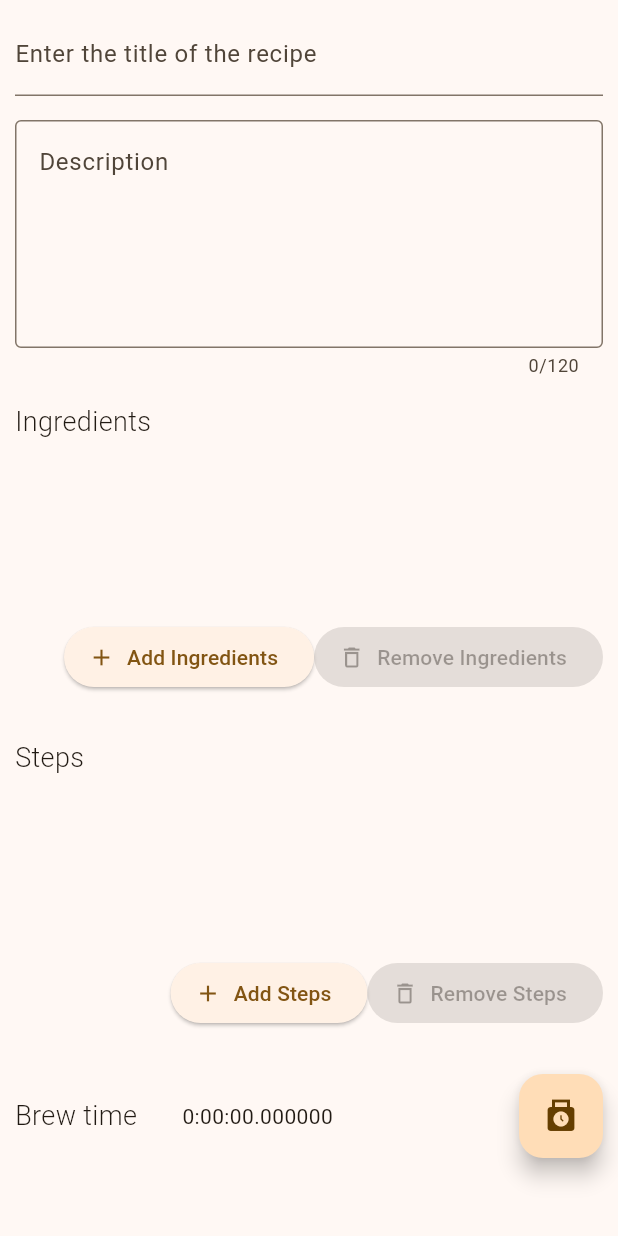
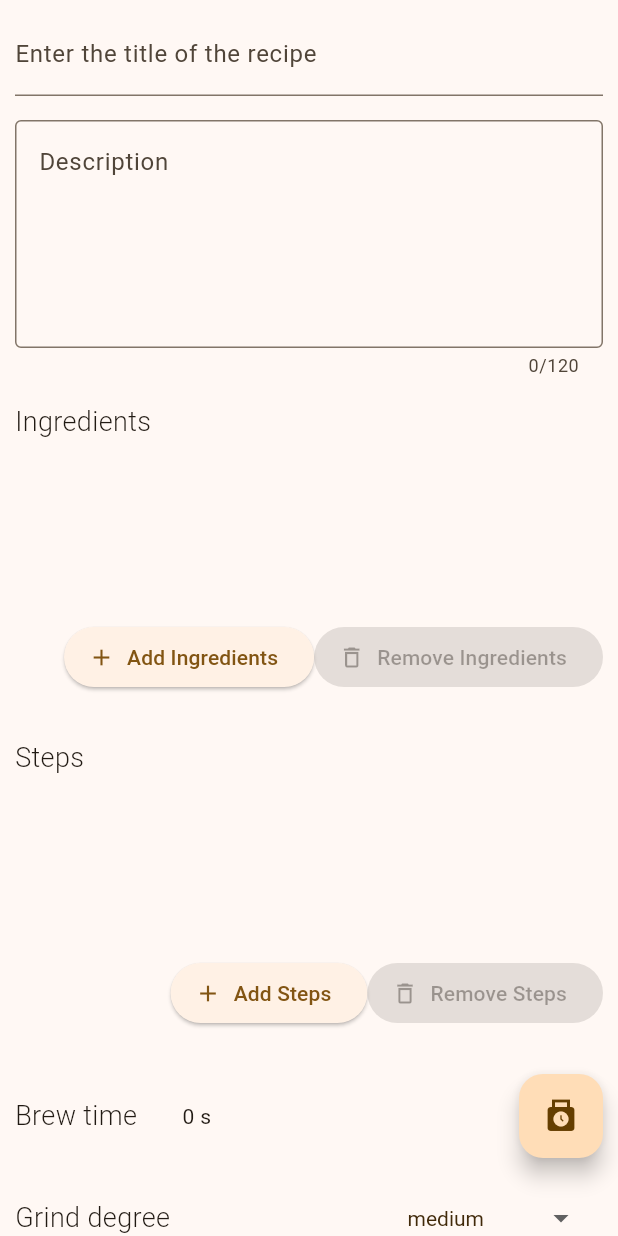
Before and after one commit to Pflipper55/CoffeeNote, a Flutter app: the AddPage widget shown alone on an empty page, opened directly, on a phone screen of 412 x 824 dp. Run offline on Flutter 3.47's test engine with Material 3 defaults, Android fonts, the light colour scheme and no system bars; our stand-ins replace flutter_riverpod, riverpod_annotation; missing offline and left inert: duration_picker.

Commit message:
grind degree

```diff
--- a/coffee_note/lib/helpers/color_helper.dart
+++ b/coffee_note/lib/helpers/color_helper.dart
@@ -1,5 +1,5 @@
 import 'package:flutter/material.dart';
 
-Color getPrimaryColor() => Color.fromARGB(255, 53, 34, 8);
+Color getPrimaryColor() => Color.fromARGB(255, 65, 42, 10);
 Color getSecondaryColor() => Color.fromARGB(255, 225, 187, 128);
 Color getWhiteSmoke() => Color.fromARGB(255, 240, 242, 239);
--- /dev/null
+++ b/coffee_note/lib/models/recipes/grind_degree.dart
@@ -0,0 +1,25 @@
+enum GrindDegree {
+  rough,
+  mediumRough,
+  medium,
+  mediumFine,
+  fine
+}
+
+extension GrindDegreeExtension on GrindDegree {
+  String get displayName {
+    switch (this) {
+      case GrindDegree.rough:
+        return "rough";
+      case GrindDegree.mediumRough:
+        return "medium rough";
+      case GrindDegree.medium:
+        return "medium";
+      case GrindDegree.mediumFine:
+        return "medium fine";
+      default:
+        return "fine";
+    }
+  }
+
+}
--- a/coffee_note/lib/models/recipes/recipe_add_form_state.dart
+++ b/coffee_note/lib/models/recipes/recipe_add_form_state.dart
@@ -1,4 +1,5 @@
 import 'package:coffee_note/models/ingredients/ingredient.dart';
+import 'package:coffee_note/models/recipes/grind_degree.dart';
 import 'package:coffee_note/models/steps/recipe_step.dart';
 
 class RecipeAddFormState {
@@ -7,8 +8,10 @@ class RecipeAddFormState {
   List<Ingredient> ingredients;
   List<RecipeStep> steps;
   Duration brewTime;
+  GrindDegree grindDegree;
   double brewTemperature;
   String notes;
+
 
   RecipeAddFormState({
     this.title = '',
@@ -16,6 +19,7 @@ class RecipeAddFormState {
     this.ingredients = const [],
     this.steps = const [],
     this.brewTime = const Duration(),
+    this.grindDegree = GrindDegree.medium,
     this.brewTemperature = 0.0,
     this.notes = '',
   });
@@ -26,6 +30,7 @@ class RecipeAddFormState {
     List<Ingredient>? ingredients,
     List<RecipeStep>? steps,
     Duration? brewTime,
+    GrindDegree? grindDegree,
     double? brewTemperature,
     String? notes,
   }) {
@@ -35,6 +40,7 @@ class RecipeAddFormState {
       ingredients: ingredients ?? this.ingredients,
       steps: steps ?? this.steps,
       brewTime: brewTime ?? this.brewTime,
+      grindDegree: grindDegree ?? this.grindDegree,
       brewTemperature: brewTemperature ?? this.brewTemperature,
       notes: notes ?? this.notes,
     );
--- a/coffee_note/lib/models/recipes/recipe_note.dart
+++ b/coffee_note/lib/models/recipes/recipe_note.dart
@@ -1,6 +1,6 @@
 import 'package:coffee_note/models/ingredients/ingredient.dart';
+import 'package:coffee_note/models/recipes/grind_degree.dart';
 import 'package:coffee_note/models/steps/recipe_step.dart';
-import 'package:const_date_time/const_date_time.dart';
 
 class RecipeNote {
   final int id;
@@ -9,6 +9,7 @@ class RecipeNote {
   final List<Ingredient> ingredients;
   final List<RecipeStep> steps;
   final Duration brewTime;
+  final GrindDegree grindDegree;
   final double brewTemperature; // In Celcius
   final String notes;
   final DateTime createdAt;
@@ -21,6 +22,7 @@ class RecipeNote {
     this.ingredients = const [],
     this.steps = const [],
     this.brewTime = const Duration(),
+    this.grindDegree = GrindDegree.medium,
     this.brewTemperature = 0.0,
     this.notes = '',
     required this.createdAt,
--- a/coffee_note/lib/pages/add_page.dart
+++ b/coffee_note/lib/pages/add_page.dart
@@ -1,3 +1,5 @@
+import 'package:coffee_note/helpers/color_helper.dart';
+import 'package:coffee_note/models/recipes/grind_degree.dart';
 import 'package:coffee_note/widgets/modals/ingredients/add_ingredient_modal.dart';
 import 'package:coffee_note/widgets/modals/ingredients/remove_ingredient_modal.dart';
 import 'package:coffee_note/widgets/modals/ingredients/update_ingredient_modal.dart';
@@ -108,7 +110,7 @@ class _AddPageState extends ConsumerState<AddPage> {
                         fontWeight: FontWeight.w300,
                       ),
                     ),
-                    Text("${ref.watch(recipeIngredientNotifierProvider).brewTime}"),
+                    Text("${ref.watch(recipeIngredientNotifierProvider).brewTime.inSeconds} s"),
                   ]
                 ),
                 FloatingActionButton(
@@ -126,7 +128,42 @@ class _AddPageState extends ConsumerState<AddPage> {
                   tooltip: "Set brew time",
                   child: Icon(Icons.punch_clock),
                 )
-
+              ]
+            ),
+            Row(
+              mainAxisAlignment: MainAxisAlignment.spaceBetween,
+              children: [
+                Text(
+                  "Grind degree",
+                  style: TextStyle(
+                    fontSize: 18,
+                    fontWeight: FontWeight.w300,
+                  ),
+                ),
+                Padding(
+                  padding: const EdgeInsets.all(16.0),
+                  child: DropdownButton<GrindDegree>(
+                    value: ref.watch(recipeIngredientNotifierProvider).grindDegree,
+                    borderRadius: BorderRadius.circular(12),
+                    items: GrindDegree.values.map((grind) {
+                      return DropdownMenuItem<GrindDegree>(
+                        value: grind,
+                        child: Text(grind.displayName),
+                      );
+                    }).toList(),
+                    onChanged: (GrindDegree? newValue) {
+                      if (newValue != null) {
+                        ref.read(recipeIngredientNotifierProvider.notifier).updateGrindDegree(newValue);
+                      }
+                    },
+                    dropdownColor: getSecondaryColor(),
+                    underline: Container(
+                      height: 2,
+                      color: getPrimaryColor(),
+                    ),
+                    style: TextStyle(color: getPrimaryColor()),
+                  ),
+                ),
               ]
             )
           ],
--- a/coffee_note/lib/providers/recipe_add_form_state_provider.dart
+++ b/coffee_note/lib/providers/recipe_add_form_state_provider.dart
@@ -1,4 +1,5 @@
 import 'package:coffee_note/models/ingredients/ingredient.dart';
+import 'package:coffee_note/models/recipes/grind_degree.dart';
 import 'package:coffee_note/models/recipes/recipe_add_form_state.dart';
 import 'package:coffee_note/models/steps/recipe_step.dart';
 import 'package:flutter_riverpod/flutter_riverpod.dart';
@@ -74,6 +75,10 @@ class RecipeAddFormStateProvider extends Notifier<RecipeAddFormState> {
     state = state.copyWith(brewTime: newDuration);
   }
 
+  void updateGrindDegree(GrindDegree newGrindDegree) {
+    state = state.copyWith(grindDegree: newGrindDegree);
+  }
+
   /// Gibt die nächste freie Ingredient-ID zurück.
   int getNextIngredientId() {
     return state.ingredients.isNotEmpty
```
